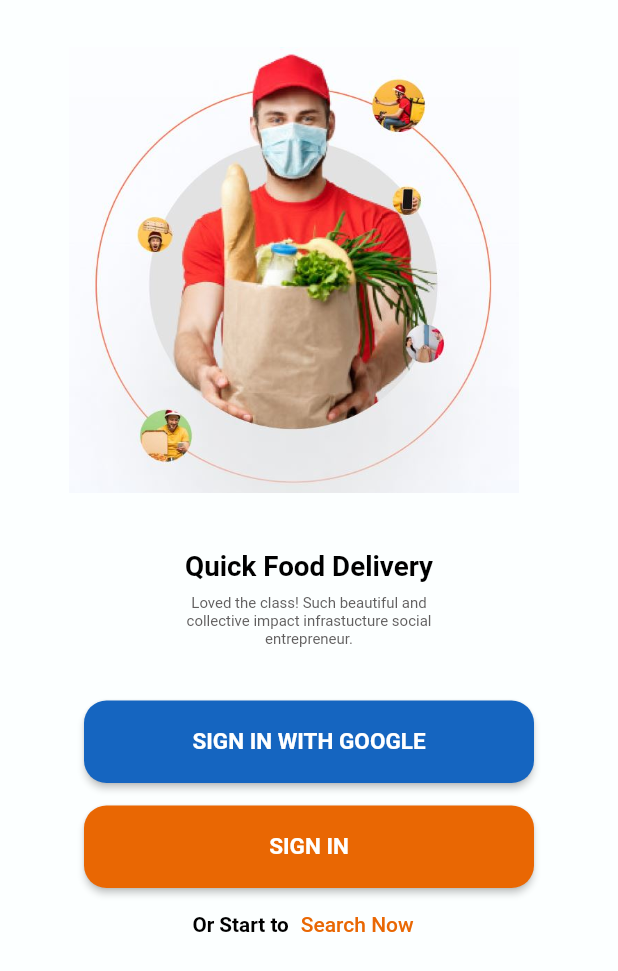
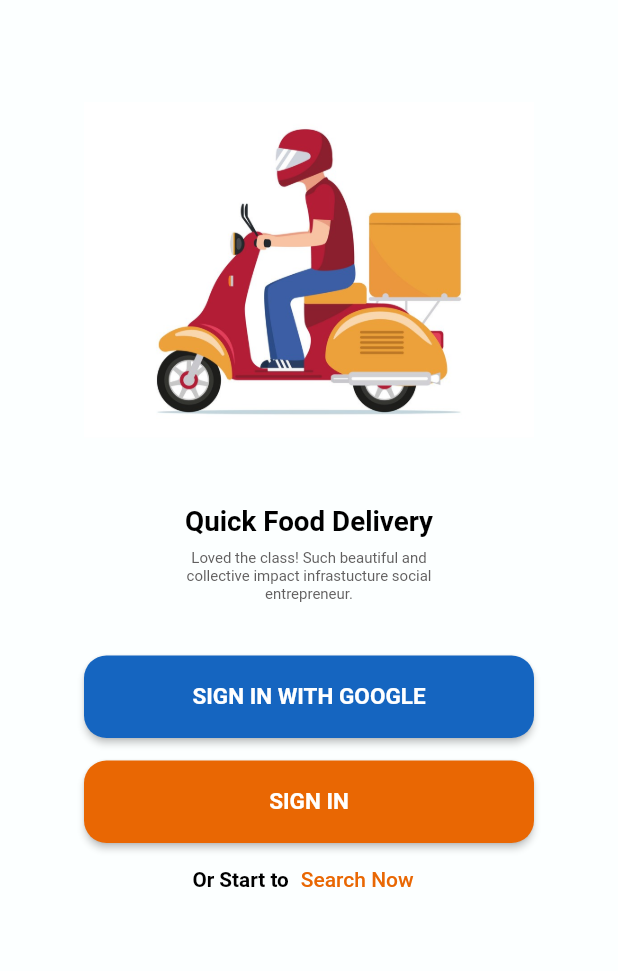
Before and after one commit to Pratyakshsoni31/Food_App_Online, a Flutter app: the screen it shows after launch, on a phone screen of 412 x 824 dp. Shown: the top 971 px of the screen. Run offline on Flutter 3.47's test engine with Material 2 defaults, Android fonts, the phone set to English and light mode, and no system bars; our stand-ins replace cloud_firestore, firebase_auth, firebase_core, google_sign_in; accounts and stored records are empty.

Commit message:
Food App

```diff
--- a/lib/Pages/onboarding_page.dart
+++ b/lib/Pages/onboarding_page.dart
@@ -22,8 +22,8 @@ class _OnboardingState extends State<Onboarding> {
       child: Column(
         children: <Widget>[
           Padding(
-            padding: const EdgeInsets.fromLTRB(30,30,50,30),
-            child: Image.asset("assets/onboarding.png",
+            padding: const EdgeInsets.fromLTRB(30,30,30,0),
+            child: Image.asset("assets/onbd.png",
           height: 300,
           width: 300,
           ),),
--- a/lib/Pages/signin_page.dart
+++ b/lib/Pages/signin_page.dart
@@ -166,7 +166,6 @@ class _SigninState extends State<Signin> {
             Padding(padding: const EdgeInsets.fromLTRB(65, 10, 0, 0),
              child: Row(
               children: [
-                const Center(),
                 const Text("I already have an account ?",
             style: TextStyle(
                 decoration: TextDecoration.none,
```
Also changed, not shown: assets/avatar.png (deleted), assets/img1.png (deleted), assets/img10.png (deleted), assets/img11.png (deleted), assets/img12.png (deleted), assets/img2.png (deleted), assets/img3.png (deleted), assets/img4.png (deleted), assets/img5.png (deleted), assets/img6.png (deleted), assets/img7.png (deleted), assets/img8.png (deleted), assets/img9.png (deleted), assets/onbd.png (added).
